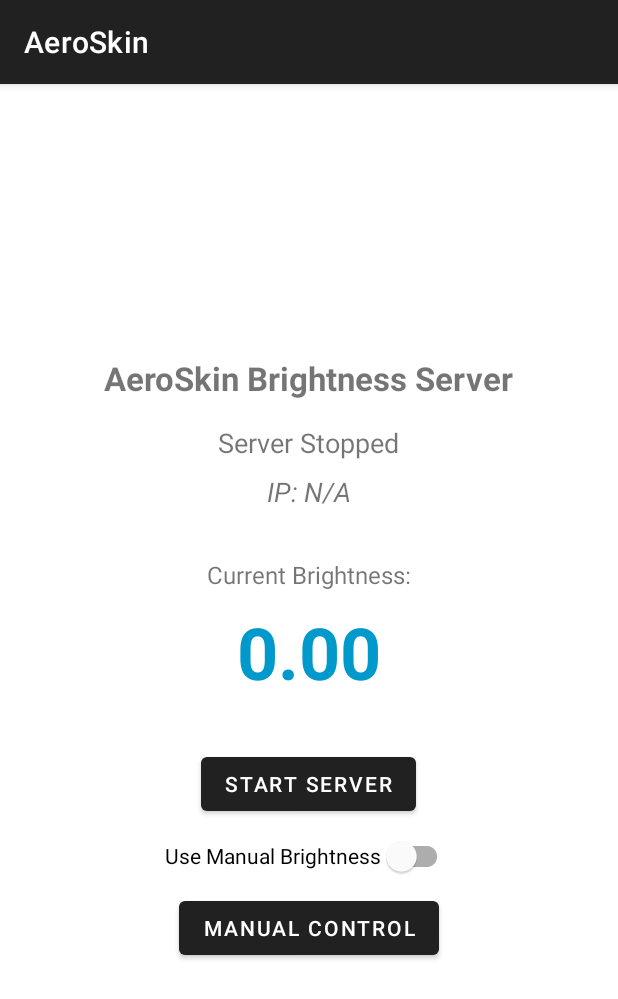
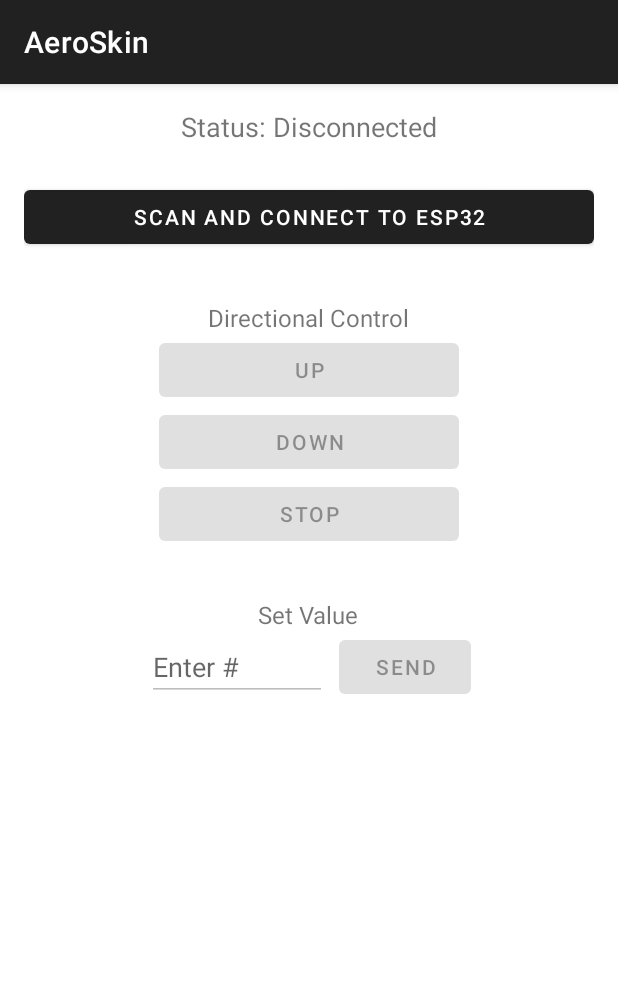
Before and after one commit to ssslakter/iw-project, an Android app: the screen it shows after launch (MainActivity), on a phone screen of 412 x 824 dp. Shown: the top 999 px of the screen. Run offline under Robolectric (Android 15) with nearby library versions, the phone set to English and light mode, and no system bars.

Commit message:
update everything

```diff
--- a/AeroSkin/app/src/main/java/com/iw/aeroskin/MainActivity.kt
+++ b/AeroSkin/app/src/main/java/com/iw/aeroskin/MainActivity.kt
@@ -1,95 +1,187 @@
 package com.iw.aeroskin
 
-import android.content.Intent
+import android.Manifest
+import android.annotation.SuppressLint
+import android.bluetooth.*
+import android.bluetooth.le.ScanCallback
+import android.bluetooth.le.ScanFilter
+import android.bluetooth.le.ScanResult
+import android.bluetooth.le.ScanSettings
+import android.content.pm.PackageManager
+import android.os.Build
 import android.os.Bundle
-import androidx.activity.viewModels
+import android.os.ParcelUuid
+import android.util.Log
+import android.widget.Button
+import android.widget.EditText
+import android.widget.TextView
+import android.widget.Toast
 import androidx.appcompat.app.AppCompatActivity
-import androidx.lifecycle.lifecycleScope
-import com.iw.aeroskin.data.BrightnessRepository
-import com.iw.aeroskin.databinding.ActivityMainBinding
-import com.iw.aeroskin.permissions.PermissionManager
-import kotlinx.coroutines.flow.collectLatest
-import kotlinx.coroutines.launch
+import androidx.core.app.ActivityCompat
+import androidx.core.content.ContextCompat
+import java.util.*
 
+@SuppressLint("MissingPermission")
 class MainActivity : AppCompatActivity() {
 
-    private lateinit var binding: ActivityMainBinding
-    private val viewModel: MainViewModel by viewModels()
+    // UUIDs from your ESP32 code
+    private val SERVICE_UUID = UUID.fromString("4fafc201-1fb5-459e-8fcc-c5c9c331914b")
+    private val CHARACTERISTIC_UUID = UUID.fromString("beb5483e-36e1-4688-b7f5-ea07361b26a8")
+
+    // --- UI Elements ---
+    private lateinit var statusTextView: TextView
+    private lateinit var scanButton: Button
+    private lateinit var buttonUp: Button
+    private lateinit var buttonDown: Button
+    private lateinit var buttonStop: Button
+    private lateinit var numberEditText: EditText
+    private lateinit var sendNumberButton: Button
+
+    // --- Bluetooth components ---
+    private val bluetoothAdapter: BluetoothAdapter by lazy {
+        val bluetoothManager = getSystemService(BLUETOOTH_SERVICE) as BluetoothManager
+        bluetoothManager.adapter
+    }
+    private val bleScanner by lazy { bluetoothAdapter.bluetoothLeScanner }
+    private var bluetoothGatt: BluetoothGatt? = null
 
     override fun onCreate(savedInstanceState: Bundle?) {
         super.onCreate(savedInstanceState)
-        binding = ActivityMainBinding.inflate(layoutInflater)
-        setContentView(binding.root)
+        setContentView(R.layout.activity_main)
 
-        setupUI()
-        observeViewModel()
-        observeBrightness()
-    }
+        // Initialize UI Elements
+        statusTextView = findViewById(R.id.statusTextView)
+        scanButton = findViewById(R.id.scanButton)
+        buttonUp = findViewById(R.id.buttonUp)
+        buttonDown = findViewById(R.id.buttonDown)
+        buttonStop = findViewById(R.id.buttonStop)
+        numberEditText = findViewById(R.id.numberEditText)
+        sendNumberButton = findViewById(R.id.sendNumberButton)
 
-    private fun setupUI() {
-        binding.toggleServerButton.setOnClickListener {
-            PermissionManager.checkCameraPermission(this) {
-                // Here is the key change!
-                // We pass `this` (the Activity, which is a LifecycleOwner)
-                // to the ViewModel.
-                viewModel.onToggleServerClicked(this)
-            }
-        }
-
-        binding.manualModeButton.setOnClickListener {
-            startActivity(Intent(this, ManualBrightnessActivity::class.java))
-        }
-
-        binding.sourceSwitch.setOnCheckedChangeListener { _, isChecked ->
-            BrightnessRepository.source = if (isChecked) {
-                BrightnessRepository.Source.MANUAL
+        // Set button click listeners
+        scanButton.setOnClickListener { startScan() }
+        buttonUp.setOnClickListener { sendMessage("u") }
+        buttonDown.setOnClickListener { sendMessage("d") }
+        buttonStop.setOnClickListener { sendMessage("s") }
+        sendNumberButton.setOnClickListener {
+            val numberText = numberEditText.text.toString()
+            if (numberText.isNotEmpty()) {
+                sendMessage(numberText)
             } else {
-                BrightnessRepository.Source.SENSOR
+                Toast.makeText(this, "Please enter a number", Toast.LENGTH_SHORT).show()
             }
         }
     }
 
-    private fun observeViewModel() {
-        viewModel.isServerRunning.observe(this) { isRunning ->
-            binding.toggleServerButton.text = if (isRunning) "Stop Server" else "Start Server"
-        }
-
-        viewModel.serverStatus.observe(this) { status ->
-            binding.statusText.text = status
-        }
-
-        viewModel.ipAddress.observe(this) { ip ->
-            binding.ipAddressText.text = ip
+    override fun onResume() {
+        super.onResume()
+        if (!bluetoothAdapter.isEnabled) {
+            Toast.makeText(this, "Please enable Bluetooth", Toast.LENGTH_SHORT).show()
         }
     }
 
-    private fun observeBrightness() {
-        lifecycleScope.launch {
-            BrightnessRepository.brightness.collectLatest { brightness ->
-                binding.brightnessText.text = String.format("%.2f", brightness)
+    private fun startScan() {
+        requestPermissions()
+        statusTextView.text = "Status: Scanning..."
+        scanButton.isEnabled = false
+
+        val scanFilter = ScanFilter.Builder()
+            .setServiceUuid(ParcelUuid(SERVICE_UUID))
+            .build()
+        val scanSettings = ScanSettings.Builder()
+            .setScanMode(ScanSettings.SCAN_MODE_LOW_LATENCY)
+            .build()
+
+        bleScanner.startScan(listOf(scanFilter), scanSettings, scanCallback)
+    }
+
+    private val scanCallback = object : ScanCallback() {
+        override fun onScanResult(callbackType: Int, result: ScanResult) {
+            val device = result.device
+            Log.i("ScanCallback", "Device found: ${device.name} - ${device.address}")
+            bleScanner.stopScan(this)
+            connectToDevice(device)
+        }
+
+        override fun onScanFailed(errorCode: Int) {
+            Log.e("ScanCallback", "Scan failed with error code: $errorCode")
+            statusTextView.text = "Status: Scan Failed"
+            scanButton.isEnabled = true
+        }
+    }
+
+    private fun connectToDevice(device: BluetoothDevice) {
+        statusTextView.text = "Status: Connecting..."
+        bluetoothGatt = device.connectGatt(this, false, gattCallback)
+    }
+
+    private val gattCallback = object : BluetoothGattCallback() {
+        override fun onConnectionStateChange(gatt: BluetoothGatt, status: Int, newState: Int) {
+            Log.i("GattCallback", "onConnectionStateChange: status=$status, newState=$newState")
+            if (newState == BluetoothProfile.STATE_CONNECTED) {
+                Log.i("GattCallback", "Connected to GATT server.")
+                runOnUiThread { updateUi(true) } // Update UI on successful connection
+                gatt.discoverServices()
+            } else if (newState == BluetoothProfile.STATE_DISCONNECTED) {
+                Log.i("GattCallback", "Disconnected from GATT server.")
+                runOnUiThread { updateUi(false) } // Update UI on disconnection
+            }
+        }
+
+        override fun onServicesDiscovered(gatt: BluetoothGatt, status: Int) {
+            if (status != BluetoothGatt.GATT_SUCCESS) {
+                Log.w("GattCallback", "onServicesDiscovered received error: $status")
+            }
+        }
+
+        override fun onCharacteristicWrite(gatt: BluetoothGatt, characteristic: BluetoothGattCharacteristic, status: Int) {
+            if (status == BluetoothGatt.GATT_SUCCESS) {
+                Log.i("GattCallback", "Characteristic write successful for value: ${characteristic.getStringValue(0)}")
+                runOnUiThread {
+                    Toast.makeText(this@MainActivity, "Sent: ${characteristic.getStringValue(0)}", Toast.LENGTH_SHORT).show()
+                }
             }
         }
     }
 
-    override fun onRequestPermissionsResult(
-        requestCode: Int,
-        permissions: Array<String>,
-        grantResults: IntArray
-    ) {
-        super.onRequestPermissionsResult(requestCode, permissions, grantResults)
-        PermissionManager.onRequestPermissionsResult(
-            requestCode,
-            grantResults,
-            onPermissionGranted = {
-                // Pass the lifecycle owner here as well
-                viewModel.onToggleServerClicked(this)
-            },
-            onPermissionDenied = { /* Handle permission denial */ }
-        )
+    // --- Reusable function to send a message ---
+    private fun sendMessage(message: String) {
+        val gatt = bluetoothGatt ?: return
+        val service = gatt.getService(SERVICE_UUID)
+        val characteristic = service?.getCharacteristic(CHARACTERISTIC_UUID)
+
+        if (characteristic != null) {
+            characteristic.value = message.toByteArray(Charsets.UTF_8)
+            characteristic.writeType = BluetoothGattCharacteristic.WRITE_TYPE_DEFAULT
+            val success = gatt.writeCharacteristic(characteristic)
+            Log.d("SendMessage", "Write initiated for '$message': $success")
+        } else {
+            Toast.makeText(this, "Characteristic not found!", Toast.LENGTH_SHORT).show()
+        }
     }
 
-    override fun onResume() {
-        super.onResume()
-        binding.sourceSwitch.isChecked = (BrightnessRepository.source == BrightnessRepository.Source.MANUAL)
+    // --- Helper function to update the entire UI based on connection state ---
+    private fun updateUi(isConnected: Boolean) {
+        if (isConnected) {
+            statusTextView.text = "Status: Connected"
+            scanButton.isEnabled = false
+            buttonUp.isEnabled = true
+            buttonDown.isEnabled = true
+            buttonStop.isEnabled = true
+            numberEditText.isEnabled = true
+            sendNumberButton.isEnabled = true
+        } else {
+            statusTextView.text = "Status: Disconnected"
+            scanButton.isEnabled = true
+            buttonUp.isEnabled = false
+            buttonDown.isEnabled = false
+            buttonStop.isEnabled = false
+            numberEditText.isEnabled = false
+            sendNumberButton.isEnabled = false
+        }
     }
+
+    // --- Permission Handling (remains the same) ---
+    private val PERMISSION_REQUEST_CODE = 101
+    private fun requestPermissions() { /* ... same as before ... */ }
 }
--- a/AeroSkin/app/src/main/java/com/iw/aeroskin/MainViewModel.kt
+++ /dev/null
@@ -1,77 +0,0 @@
-package com.iw.aeroskin
-
-import android.app.Application
-import androidx.lifecycle.AndroidViewModel
-import androidx.lifecycle.LiveData
-import androidx.lifecycle.MutableLiveData
-import androidx.lifecycle.LifecycleOwner // <-- Import this
-import com.iw.aeroskin.camera.CameraHandler
-import com.iw.aeroskin.data.BrightnessRepository
-import com.iw.aeroskin.network.ServerManager
-
-class MainViewModel(application: Application) : AndroidViewModel(application), ServerManager.ServerStatusListener {
-
-    private val _serverStatus = MutableLiveData<String>("Server Stopped")
-    val serverStatus: LiveData<String> = _serverStatus
-
-    private val _ipAddress = MutableLiveData<String>("IP: N/A")
-    val ipAddress: LiveData<String> = _ipAddress
-
-    private val _isServerRunning = MutableLiveData<Boolean>(false)
-    val isServerRunning: LiveData<Boolean> = _isServerRunning
-
-    private val serverManager: ServerManager = ServerManager(this)
-    private val cameraHandler: CameraHandler
-
-    init {
-        // Initialize CameraHandler with the application context
-        cameraHandler = CameraHandler(application.applicationContext) { luma ->
-             if (BrightnessRepository.source == BrightnessRepository.Source.SENSOR) {
-                BrightnessRepository.setBrightness(luma)
-            }
-        }
-    }
-
-    // This method now accepts the LifecycleOwner
-    fun onToggleServerClicked(lifecycleOwner: LifecycleOwner) {
-        if (_isServerRunning.value == true) {
-            stopServerAndCamera()
-        } else {
-            startServerAndCamera(lifecycleOwner)
-        }
-    }
-
-    // Pass the lifecycleOwner down to the cameraHandler
-    private fun startServerAndCamera(lifecycleOwner: LifecycleOwner) {
-        serverManager.startServer()
-        cameraHandler.startCamera(lifecycleOwner)
-    }
-
-    private fun stopServerAndCamera() {
-        serverManager.stopServer()
-        cameraHandler.stopCamera()
-    }
-
-    // --- ServerStatusListener Callbacks (no changes here) ---
-    override fun onServerRunning(ip: String) {
-        _serverStatus.postValue("Server Running")
-        _ipAddress.postValue(ip)
-        _isServerRunning.postValue(true)
-    }
-
-    override fun onServerStopped() {
-        _serverStatus.postValue("Server Stopped")
-        _ipAddress.postValue("IP: N/A")
-        _isServerRunning.postValue(false)
-    }
-
-    override fun onServerError(message: String) {
-        _serverStatus.postValue("Error: $message")
-        _isServerRunning.postValue(false)
-    }
-
-    override fun onCleared() {
-        super.onCleared()
-        stopServerAndCamera()
-    }
-}
--- a/AeroSkin/app/src/main/java/com/iw/aeroskin/camera/CameraHandler.kt
+++ /dev/null
@@ -1,56 +0,0 @@
-package com.iw.aeroskin.camera
-
-import android.content.Context
-import androidx.camera.core.CameraSelector
-import androidx.camera.core.ImageAnalysis
-import androidx.camera.lifecycle.ProcessCameraProvider
-import androidx.core.content.ContextCompat
-import androidx.lifecycle.LifecycleOwner // <-- Import this
-import java.util.concurrent.ExecutorService
-import java.util.concurrent.Executors
-
-class CameraHandler(
-    // It only needs a Context to get the CameraProvider instance
-    private val context: Context,
-    private val onBrightnessUpdate: (Double) -> Unit
-) {
-    private var cameraExecutor: ExecutorService? = null
-
-    // This is the key change: startCamera now requires the LifecycleOwner
-    fun startCamera(lifecycleOwner: LifecycleOwner) {
-        cameraExecutor = Executors.newSingleThreadExecutor()
-        val cameraProviderFuture = ProcessCameraProvider.getInstance(context)
-
-        cameraProviderFuture.addListener({
-            val cameraProvider: ProcessCameraProvider = cameraProviderFuture.get()
-            val imageAnalyzer = ImageAnalysis.Builder()
-                .setBackpressureStrategy(ImageAnalysis.STRATEGY_KEEP_ONLY_LATEST)
-                .build()
-                .also {
-                    // Use the non-null executor
-                    it.setAnalyzer(cameraExecutor!!, LuminosityAnalyzer { luma ->
-                        onBrightnessUpdate(luma)
-                    })
-                }
-
-            val cameraSelector = CameraSelector.DEFAULT_BACK_CAMERA
-
-            try {
-                cameraProvider.unbindAll()
-                // It now binds to the lifecycleOwner passed into the method
-                cameraProvider.bindToLifecycle(lifecycleOwner, cameraSelector, imageAnalyzer)
-            } catch (exc: Exception) {
-                // Handle exceptions
-                exc.printStackTrace()
-            }
-
-        }, ContextCompat.getMainExecutor(context))
-    }
-
-    fun stopCamera() {
-        cameraExecutor?.shutdown()
-        cameraExecutor = null // Set to null to allow for restart
-        val cameraProviderFuture = ProcessCameraProvider.getInstance(context)
-        cameraProviderFuture.get().unbindAll()
-    }
-}
--- a/AeroSkin/app/src/main/java/com/iw/aeroskin/data/BrightnessRepository.kt
+++ /dev/null
@@ -1,24 +0,0 @@
-package com.iw.aeroskin.data
-
-import kotlinx.coroutines.flow.MutableStateFlow
-import kotlinx.coroutines.flow.asStateFlow
-
-object BrightnessRepository {
-    // Enum to define the source of the brightness value
-    enum class Source {
-        SENSOR,
-        MANUAL
-    }
-
-    // Holds the current brightness value, exposed as a StateFlow
-    private val _brightness = MutableStateFlow(0.0)
-    val brightness = _brightness.asStateFlow()
-
-    // The current source of brightness data
-    var source: Source = Source.SENSOR
-
-    // Function to update the brightness value
-    fun setBrightness(value: Double) {
-        _brightness.value = value
-    }
-}
--- a/AeroSkin/app/src/main/res/layout/activity_main.xml
+++ b/AeroSkin/app/src/main/res/layout/activity_main.xml
@@ -3,69 +3,83 @@
     xmlns:tools="http://schemas.android.com/tools"
     android:layout_width="match_parent"
     android:layout_height="match_parent"
+    android:gravity="center_horizontal"
     android:orientation="vertical"
-    android:padding="24dp"
-    android:gravity="center"
+    android:padding="16dp"
     tools:context=".MainActivity">
 
     <TextView
+        android:id="@+id/statusTextView"
         android:layout_width="wrap_content"
         android:layout_height="wrap_content"
-        android:text="AeroSkin Brightness Server"
-        android:textSize="22sp"
-        android:textStyle="bold" />
-
-    <TextView
-        android:id="@+id/status_text"
-        android:layout_width="wrap_content"
-        android:layout_height="wrap_content"
-        android:layout_marginTop="16dp"
-        android:text="Server Stopped"
+        android:layout_marginBottom="24dp"
+        android:text="Status: Disconnected"
         android:textSize="18sp" />
 
-    <TextView
-        android:id="@+id/ip_address_text"
-        android:layout_width="wrap_content"
+    <Button
+        android:id="@+id/scanButton"
+        android:layout_width="match_parent"
         android:layout_height="wrap_content"
-        android:layout_marginTop="8dp"
-        android:text="IP: N/A"
-        android:textSize="18sp"
-        android:textStyle="italic" />
+        android:layout_marginBottom="32dp"
+        android:text="Scan and Connect to ESP32" />
 
+    <!-- Directional Controls -->
     <TextView
         android:layout_width="wrap_content"
         android:layout_height="wrap_content"
-        android:layout_marginTop="32dp"
-        android:text="Current Brightness:"
-        android:textSize="16sp" />
+        android:text="Directional Control"
+        android:textSize="16sp"/>
 
+    <Button
+        android:id="@+id/buttonUp"
+        android:layout_width="200dp"
+        android:layout_height="wrap_content"
+        android:enabled="false"
+        android:text="Up" />
+
+    <Button
+        android:id="@+id/buttonDown"
+        android:layout_width="200dp"
+        android:layout_height="wrap_content"
+        android:enabled="false"
+        android:text="Down" />
+
+    <Button
+        android:id="@+id/buttonStop"
+        android:layout_width="200dp"
+        android:layout_height="wrap_content"
+        android:layout_marginBottom="32dp"
+        android:enabled="false"
+        android:text="Stop" />
+
+    <!-- Numeric Input Control -->
     <TextView
-        android:id="@+id/brightness_text"
         android:layout_width="wrap_content"
         android:layout_height="wrap_content"
-        android:layout_marginTop="8dp"
-        android:text="0.0"
-        android:textSize="48sp"
-        android:textStyle="bold"
-        android:textColor="@android:color/holo_blue_dark" />
+        android:text="Set Value"
+        android:textSize="16sp"/>
 
-    <Button
-        android:id="@+id/toggle_server_button"
+    <LinearLayout
         android:layout_width="wrap_content"
         android:layout_height="wrap_content"
-        android:layout_marginTop="32dp"
-        android:text="Start Server" />
+        android:orientation="horizontal"
+        android:gravity="center_vertical">
 
+        <EditText
+            android:id="@+id/numberEditText"
+            android:layout_width="120dp"
+            android:layout_height="wrap_content"
+            android:hint="Enter #"
+            android:inputType="number"
+            android:enabled="false" />
 
-<com.google.android.material.switchmaterial.SwitchMaterial
-    android:id="@+id/sourceSwitch"
-    android:layout_width="wrap_content"
-    android:layout_height="wrap_content"
-    android:text="Use Manual Brightness" />
+        <Button
+            android:id="@+id/sendNumberButton"
+            android:layout_width="wrap_content"
+            android:layout_height="wrap_content"
+            android:layout_marginStart="8dp"
+            android:enabled="false"
+            android:text="Send" />
+    </LinearLayout>
 
-<Button
-    android:id="@+id/manualModeButton"
-    android:layout_width="wrap_content"
-    android:layout_height="wrap_content"
-    android:text="Manual Control" />
 </LinearLayout>
--- a/AeroSkin/app/src/main/res/layout/activity_manual_brightness.xml
+++ b/AeroSkin/app/src/main/res/layout/activity_manual_brightness.xml
@@ -20,6 +20,6 @@
         android:layout_width="match_parent"
         android:layout_height="wrap_content"
         android:layout_marginTop="20dp"
-        android:max="255" />
+        android:max="1000" />
 
 </LinearLayout>
```
Also changed, not shown: AeroSkin/app/src/main/AndroidManifest.xml (+13 -1 lines), AeroSkin/app/src/main/java/com/iw/aeroskin/ManualBrightnessActivity.kt (deleted, +0 -51 lines), AeroSkin/app/src/main/java/com/iw/aeroskin/camera/LuminosityAnalyzer.kt (deleted, +0 -15 lines), AeroSkin/app/src/main/java/com/iw/aeroskin/network/BrightnessWebServer.kt (deleted, +0 -16 lines), AeroSkin/app/src/main/java/com/iw/aeroskin/network/ServerManager.kt (deleted, +0 -40 lines), AeroSkin/app/src/main/java/com/iw/aeroskin/permissions/PermissionManager.kt (deleted, +0 -42 lines), AeroSkin/app/src/main/java/com/iw/aeroskin/utils/NetworkUtils.kt (deleted, +0 -23 lines), 5 other files.
